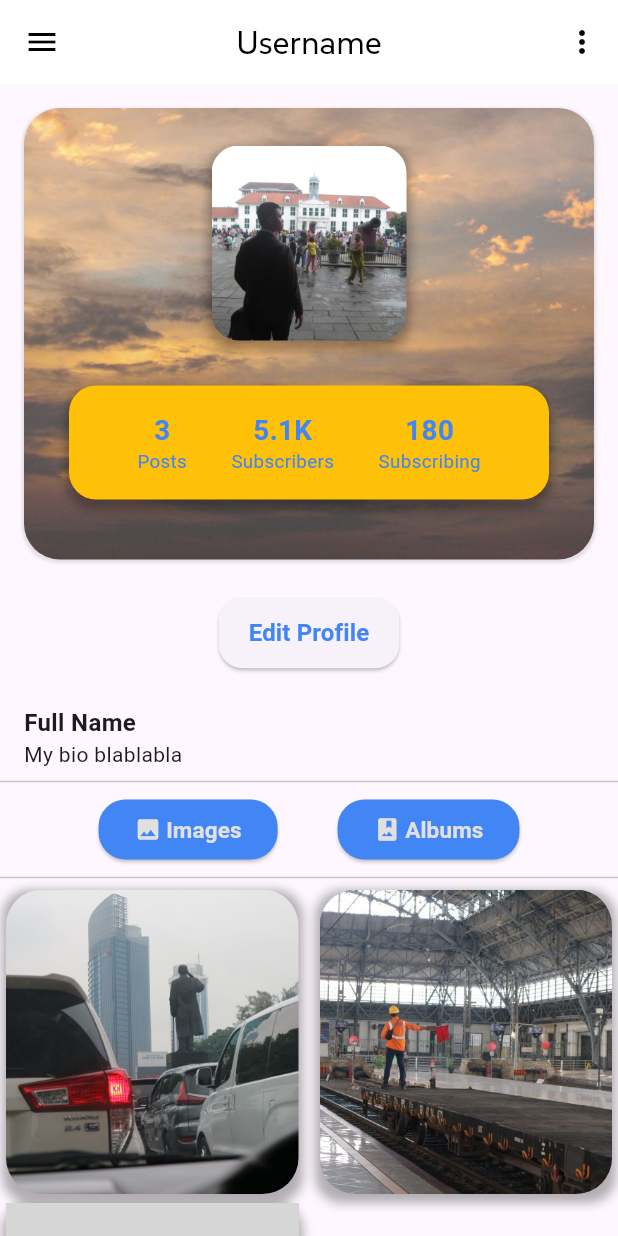
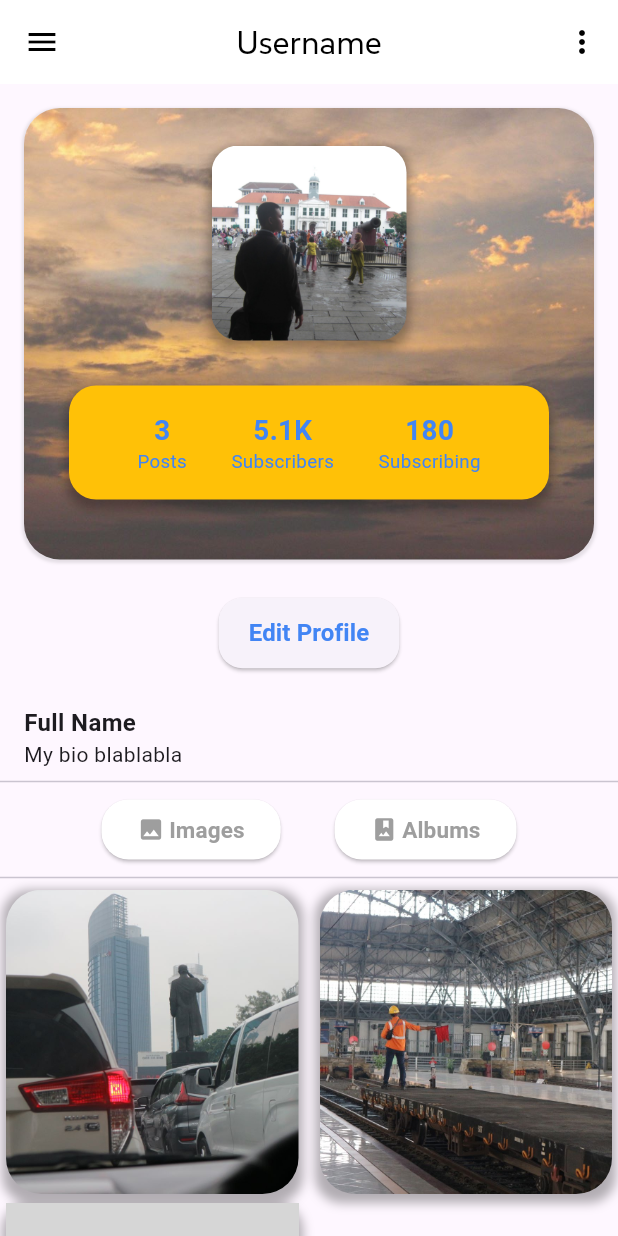
Before and after one commit to yosiasp/mobile_prog_kel6, a Flutter app: the ProfilePage screen opened directly, on a phone screen of 412 x 824 dp. Run offline on Flutter 3.47's test engine with Material 3 defaults, Android fonts, the phone set to English and light mode, and no system bars; grey boxes are pictures that could not be loaded.

Commit message:
changes for profile page button

```diff
--- a/lib/pages/profile_page.dart
+++ b/lib/pages/profile_page.dart
@@ -239,7 +239,7 @@ class _ProfilePageState extends State<ProfilePage> {
                     });
                   },
                   style: ElevatedButton.styleFrom(
-                    backgroundColor: const Color(0xFF4285F4),
+                    backgroundColor: Colors.white,
                     shape: RoundedRectangleBorder(
                       borderRadius: BorderRadius.circular(18),
                     ),
@@ -248,7 +248,7 @@ class _ProfilePageState extends State<ProfilePage> {
                     children: [
                       Icon(
                         Icons.photo,
-                        color: Colors.grey[300],
+                        color: Colors.grey[500],
                       ),
                       const SizedBox(width: 3),
                       Text(
@@ -257,14 +257,14 @@ class _ProfilePageState extends State<ProfilePage> {
                           fontSize: 15,
                           fontFamily: 'Roboto',
                           fontWeight: FontWeight.w700,
-                          color: Colors.grey[300],
+                          color: Colors.grey[500],
                         )
                       )
                     ],
                   ),
                 ),
 
-                const SizedBox(width: 40),
+                const SizedBox(width: 36),
 
                 // Show Albums Button
                 ElevatedButton(
@@ -274,7 +274,7 @@ class _ProfilePageState extends State<ProfilePage> {
                     });
                   },
                   style: ElevatedButton.styleFrom(
-                    backgroundColor: const Color(0xFF4285F4),
+                    backgroundColor: Colors.white,
                     shape: RoundedRectangleBorder(
                       borderRadius: BorderRadius.circular(18),
                     ),
@@ -283,7 +283,7 @@ class _ProfilePageState extends State<ProfilePage> {
                     children: [
                       Icon(
                         Icons.photo_album,
-                        color: Colors.grey[300],
+                        color: Colors.grey[500],
                       ),
                       const SizedBox(width: 3),
                       Text(
@@ -292,7 +292,7 @@ class _ProfilePageState extends State<ProfilePage> {
                           fontSize: 15,
                           fontFamily: 'Roboto',
                           fontWeight: FontWeight.w700,
-                          color: Colors.grey[300],
+                          color: Colors.grey[500],
                         )
                       )
                     ],
```
